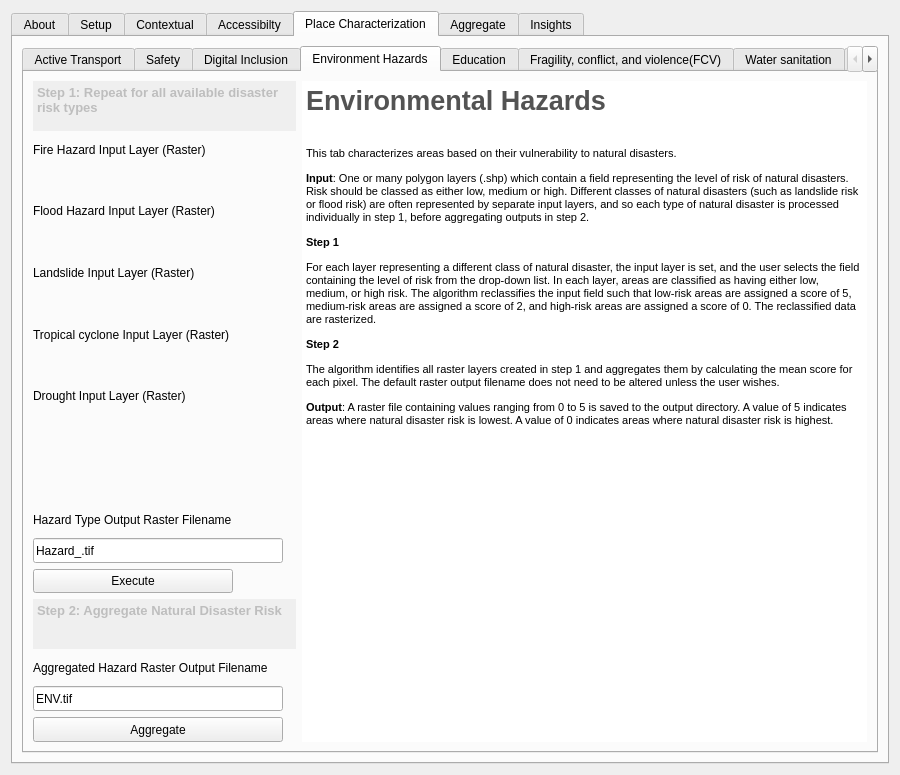
worldbank/GEEST, file gender_indicator_tool/gender_indicator_tool_dialog_base.ui: the form before one commit.
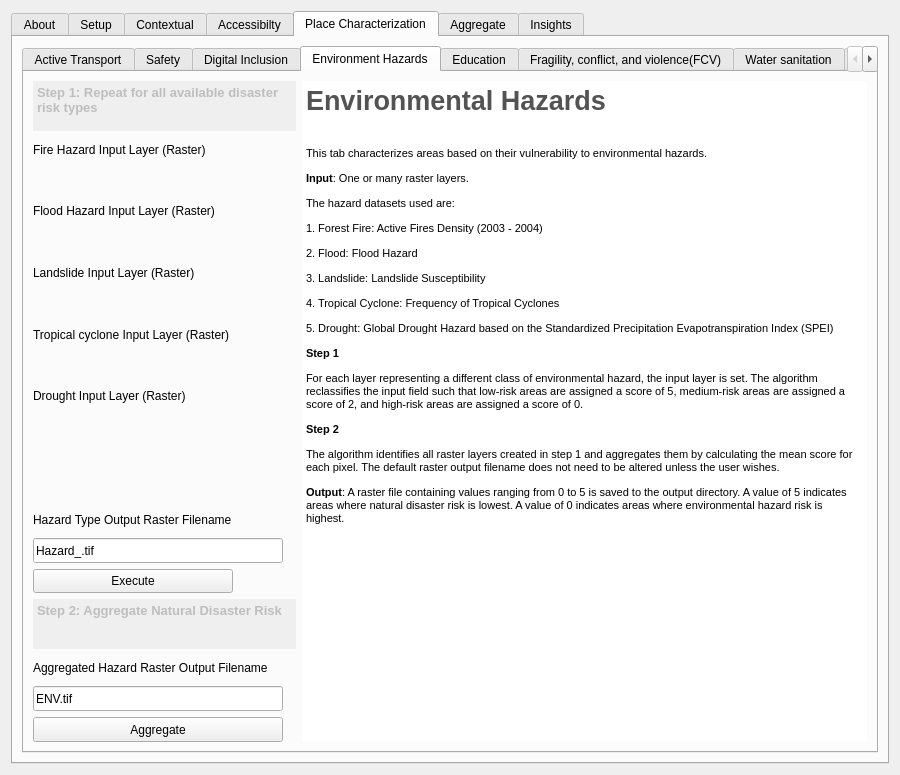
The form after the commit. The open tabs and pages were chosen to show the change. Custom widgets are drawn as their Qt base class.

Patch:
```diff
--- a/gender_indicator_tool/gender_indicator_tool_dialog_base.ui
+++ b/gender_indicator_tool/gender_indicator_tool_dialog_base.ui
@@ -2779,16 +2779,22 @@
               <string>&lt;!DOCTYPE HTML PUBLIC &quot;-//W3C//DTD HTML 4.0//EN&quot; &quot;http://www.w3.org/TR/REC-html40/strict.dtd&quot;&gt;
 &lt;html&gt;&lt;head&gt;&lt;meta name=&quot;qrichtext&quot; content=&quot;1&quot; /&gt;&lt;style type=&quot;text/css&quot;&gt;
 p, li { white-space: pre-wrap; }
-&lt;/style&gt;&lt;/head&gt;&lt;body style=&quot; font-family:'MS Shell Dlg 2'; font-size:8.25pt; font-weight:400; font-style:normal;&quot;&gt;
-&lt;p align=&quot;justify&quot; style=&quot; margin-top:0px; margin-bottom:0px; margin-left:0px; margin-right:0px; -qt-block-indent:0; text-indent:0px;&quot;&gt;&lt;span style=&quot; font-size:20pt; font-weight:600; color:#535353;&quot;&gt;Environmental Hazards&lt;/span&gt;&lt;/p&gt;
-&lt;p align=&quot;justify&quot; style=&quot;-qt-paragraph-type:empty; margin-top:0px; margin-bottom:0px; margin-left:0px; margin-right:0px; -qt-block-indent:0; text-indent:0px; font-size:20pt; font-weight:600; color:#535353;&quot;&gt;&lt;br /&gt;&lt;/p&gt;
-&lt;p align=&quot;justify&quot; style=&quot; margin-top:0px; margin-bottom:0px; margin-left:0px; margin-right:0px; -qt-block-indent:0; text-indent:0px;&quot;&gt;&lt;span style=&quot; font-size:8pt;&quot;&gt;This tab characterizes areas based on their vulnerability to natural disasters. &lt;/span&gt;&lt;/p&gt;
-&lt;p style=&quot; margin-top:12px; margin-bottom:12px; margin-left:0px; margin-right:0px; -qt-block-indent:0; text-indent:0px;&quot;&gt;&lt;span style=&quot; font-size:8pt; font-weight:600;&quot;&gt;Input&lt;/span&gt;&lt;span style=&quot; font-size:8pt;&quot;&gt;: One or many polygon layers (.shp) which contain a field representing the level of risk of natural disasters. Risk should be classed as either low, medium or high. Different classes of natural disasters (such as landslide risk or flood risk) are often represented by separate input layers, and so each type of natural disaster is processed individually in step 1, before aggregating outputs in step 2. &lt;/span&gt;&lt;/p&gt;
-&lt;p style=&quot; margin-top:12px; margin-bottom:12px; margin-left:0px; margin-right:0px; -qt-block-indent:0; text-indent:0px;&quot;&gt;&lt;span style=&quot; font-size:8pt; font-weight:600;&quot;&gt;Step 1 &lt;/span&gt;&lt;/p&gt;
-&lt;p style=&quot; margin-top:12px; margin-bottom:12px; margin-left:0px; margin-right:0px; -qt-block-indent:0; text-indent:0px;&quot;&gt;&lt;span style=&quot; font-size:8pt;&quot;&gt;For each layer representing a different class of natural disaster, the input layer is set, and the user selects the field containing the level of risk from the drop-down list. In each layer, areas are classified as having either low, medium, or high risk. The algorithm reclassifies the input field such that low-risk areas are assigned a score of 5, medium-risk areas are assigned a score of 2, and high-risk areas are assigned a score of 0. The reclassified data are rasterized. &lt;/span&gt;&lt;/p&gt;
-&lt;p style=&quot; margin-top:12px; margin-bottom:12px; margin-left:0px; margin-right:0px; -qt-block-indent:0; text-indent:0px;&quot;&gt;&lt;span style=&quot; font-size:8pt; font-weight:600;&quot;&gt;Step 2&lt;/span&gt;&lt;span style=&quot; font-size:8pt;&quot;&gt; &lt;/span&gt;&lt;/p&gt;
-&lt;p style=&quot; margin-top:12px; margin-bottom:12px; margin-left:0px; margin-right:0px; -qt-block-indent:0; text-indent:0px;&quot;&gt;&lt;span style=&quot; font-size:8pt;&quot;&gt;The algorithm identifies all raster layers created in step 1 and aggregates them by calculating the mean score for each pixel. The default raster output filename does not need to be altered unless the user wishes. &lt;/span&gt;&lt;/p&gt;
-&lt;p style=&quot; margin-top:12px; margin-bottom:12px; margin-left:0px; margin-right:0px; -qt-block-indent:0; text-indent:0px;&quot;&gt;&lt;span style=&quot; font-size:8pt; font-weight:600;&quot;&gt;Output&lt;/span&gt;&lt;span style=&quot; font-size:8pt;&quot;&gt;: A raster file containing values ranging from 0 to 5 is saved to the output directory. A value of 5 indicates areas where natural disaster risk is lowest. A value of 0 indicates areas where natural disaster risk is highest. &lt;/span&gt;&lt;/p&gt;&lt;/body&gt;&lt;/html&gt;</string>
+&lt;/style&gt;&lt;/head&gt;&lt;body style=&quot; font-family:'Noto Sans'; font-size:10pt; font-weight:400; font-style:normal;&quot;&gt;
+&lt;p align=&quot;justify&quot; style=&quot; margin-top:0px; margin-bottom:0px; margin-left:0px; margin-right:0px; -qt-block-indent:0; text-indent:0px;&quot;&gt;&lt;span style=&quot; font-family:'MS Shell Dlg 2'; font-size:20pt; font-weight:600; color:#535353;&quot;&gt;Environmental Hazards&lt;/span&gt;&lt;/p&gt;
+&lt;p align=&quot;justify&quot; style=&quot;-qt-paragraph-type:empty; margin-top:0px; margin-bottom:0px; margin-left:0px; margin-right:0px; -qt-block-indent:0; text-indent:0px; font-family:'MS Shell Dlg 2'; font-size:20pt; font-weight:600; color:#535353;&quot;&gt;&lt;br /&gt;&lt;/p&gt;
+&lt;p align=&quot;justify&quot; style=&quot; margin-top:0px; margin-bottom:0px; margin-left:0px; margin-right:0px; -qt-block-indent:0; text-indent:0px;&quot;&gt;&lt;span style=&quot; font-family:'MS Shell Dlg 2'; font-size:8pt;&quot;&gt;This tab characterizes areas based on their vulnerability to environmental hazards.&lt;/span&gt;&lt;/p&gt;
+&lt;p style=&quot; margin-top:12px; margin-bottom:12px; margin-left:0px; margin-right:0px; -qt-block-indent:0; text-indent:0px;&quot;&gt;&lt;span style=&quot; font-family:'MS Shell Dlg 2'; font-size:8pt; font-weight:600;&quot;&gt;Input&lt;/span&gt;&lt;span style=&quot; font-family:'MS Shell Dlg 2'; font-size:8pt;&quot;&gt;: One or many raster layers.&lt;/span&gt;&lt;/p&gt;
+&lt;p style=&quot; margin-top:12px; margin-bottom:12px; margin-left:0px; margin-right:0px; -qt-block-indent:0; text-indent:0px;&quot;&gt;&lt;span style=&quot; font-family:'MS Shell Dlg 2'; font-size:8pt;&quot;&gt;The hazard datasets used are:&lt;/span&gt;&lt;/p&gt;
+&lt;p style=&quot; margin-top:12px; margin-bottom:12px; margin-left:0px; margin-right:0px; -qt-block-indent:0; text-indent:0px;&quot;&gt;&lt;span style=&quot; font-family:'MS Shell Dlg 2'; font-size:8pt;&quot;&gt;1. Forest Fire: Active Fires Density (2003 - 2004)&lt;/span&gt;&lt;/p&gt;
+&lt;p style=&quot; margin-top:12px; margin-bottom:12px; margin-left:0px; margin-right:0px; -qt-block-indent:0; text-indent:0px;&quot;&gt;&lt;span style=&quot; font-family:'MS Shell Dlg 2'; font-size:8pt;&quot;&gt;2. Flood: Flood Hazard&lt;/span&gt;&lt;/p&gt;
+&lt;p style=&quot; margin-top:12px; margin-bottom:12px; margin-left:0px; margin-right:0px; -qt-block-indent:0; text-indent:0px;&quot;&gt;&lt;span style=&quot; font-family:'MS Shell Dlg 2'; font-size:8pt;&quot;&gt;3. Landslide: Landslide Susceptibility&lt;/span&gt;&lt;/p&gt;
+&lt;p style=&quot; margin-top:12px; margin-bottom:12px; margin-left:0px; margin-right:0px; -qt-block-indent:0; text-indent:0px;&quot;&gt;&lt;span style=&quot; font-family:'MS Shell Dlg 2'; font-size:8pt;&quot;&gt;4. Tropical Cyclone: Frequency of Tropical Cyclones&lt;/span&gt;&lt;/p&gt;
+&lt;p style=&quot; margin-top:12px; margin-bottom:12px; margin-left:0px; margin-right:0px; -qt-block-indent:0; text-indent:0px;&quot;&gt;&lt;span style=&quot; font-family:'MS Shell Dlg 2'; font-size:8pt;&quot;&gt;5. Drought: Global Drought Hazard based on the Standardized Precipitation Evapotranspiration Index (SPEI)&lt;/span&gt;&lt;/p&gt;
+&lt;p style=&quot; margin-top:12px; margin-bottom:12px; margin-left:0px; margin-right:0px; -qt-block-indent:0; text-indent:0px;&quot;&gt;&lt;span style=&quot; font-family:'MS Shell Dlg 2'; font-size:8pt; font-weight:600;&quot;&gt;Step 1 &lt;/span&gt;&lt;/p&gt;
+&lt;p style=&quot; margin-top:12px; margin-bottom:12px; margin-left:0px; margin-right:0px; -qt-block-indent:0; text-indent:0px;&quot;&gt;&lt;span style=&quot; font-family:'MS Shell Dlg 2'; font-size:8pt;&quot;&gt;For each layer representing a different class of environmental hazard, the input layer is set. The algorithm reclassifies the input field such that low-risk areas are assigned a score of 5, medium-risk areas are assigned a score of 2, and high-risk areas are assigned a score of 0. &lt;/span&gt;&lt;/p&gt;
+&lt;p style=&quot; margin-top:12px; margin-bottom:12px; margin-left:0px; margin-right:0px; -qt-block-indent:0; text-indent:0px;&quot;&gt;&lt;span style=&quot; font-family:'MS Shell Dlg 2'; font-size:8pt; font-weight:600;&quot;&gt;Step 2&lt;/span&gt;&lt;span style=&quot; font-family:'MS Shell Dlg 2'; font-size:8pt;&quot;&gt; &lt;/span&gt;&lt;/p&gt;
+&lt;p style=&quot; margin-top:12px; margin-bottom:12px; margin-left:0px; margin-right:0px; -qt-block-indent:0; text-indent:0px;&quot;&gt;&lt;span style=&quot; font-family:'MS Shell Dlg 2'; font-size:8pt;&quot;&gt;The algorithm identifies all raster layers created in step 1 and aggregates them by calculating the mean score for each pixel. The default raster output filename does not need to be altered unless the user wishes. &lt;/span&gt;&lt;/p&gt;
+&lt;p style=&quot; margin-top:12px; margin-bottom:12px; margin-left:0px; margin-right:0px; -qt-block-indent:0; text-indent:0px;&quot;&gt;&lt;span style=&quot; font-family:'MS Shell Dlg 2'; font-size:8pt; font-weight:600;&quot;&gt;Output&lt;/span&gt;&lt;span style=&quot; font-family:'MS Shell Dlg 2'; font-size:8pt;&quot;&gt;: A raster file containing values ranging from 0 to 5 is saved to the output directory. A value of 5 indicates areas where natural disaster risk is lowest. A value of 0 indicates areas where environmental hazard risk is highest. &lt;/span&gt;&lt;/p&gt;&lt;/body&gt;&lt;/html&gt;</string>
              </property>
             </widget>
            </item>
```
Left out of the diff: 648 changed lines with no effect on the pictures.
